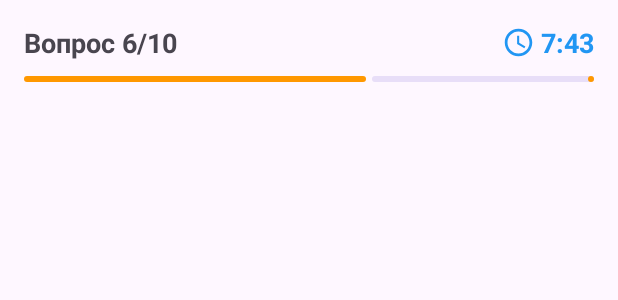
After one commit to EtoZheSandy/QuizFireBase, an Android app: the layout activity_quiz.xml on its own in the app's theme, with its tools: preview values and no code run, on a phone screen of 412 x 824 dp. The commit adds this screen. Shown: the top 300 px of the screen. Run offline under Robolectric (Android 15) with nearby library versions, the phone set to English and light mode, and no system bars.

Commit message:
Добавил RecycleView и начал оформлять карточку вопроса

```diff
--- a/app/src/main/AndroidManifest.xml
+++ b/app/src/main/AndroidManifest.xml
@@ -13,6 +13,9 @@
         android:theme="@style/Theme.QuizFireBase"
         tools:targetApi="31">
         <activity
+            android:name=".quiz.QuizActivity"
+            android:exported="false" />
+        <activity
             android:name=".MainActivity"
             android:exported="true">
             <intent-filter>
--- a/app/src/main/java/su/afk/quizfirebase/MainActivity.kt
+++ b/app/src/main/java/su/afk/quizfirebase/MainActivity.kt
@@ -5,11 +5,13 @@ import androidx.activity.enableEdgeToEdge
 import androidx.appcompat.app.AppCompatActivity
 import androidx.core.view.ViewCompat
 import androidx.core.view.WindowInsetsCompat
+import androidx.recyclerview.widget.LinearLayoutManager
 import su.afk.quizfirebase.databinding.ActivityMainBinding
 
 class MainActivity : AppCompatActivity() {
     lateinit var binding: ActivityMainBinding
     lateinit var quizModelList: MutableList<QuizModel>
+    lateinit var adapter: QuizAdapter
 
     override fun onCreate(savedInstanceState: Bundle?) {
         super.onCreate(savedInstanceState)
@@ -30,6 +32,8 @@ class MainActivity : AppCompatActivity() {
     }
 
     private fun setupRecycleView() {
-        TODO("Not yet implemented")
+        adapter = QuizAdapter(quizModelList)
+        binding.recycleView.layoutManager = LinearLayoutManager(this)
+        binding.recycleView.adapter = adapter
     }
 }
--- /dev/null
+++ b/app/src/main/res/layout/activity_quiz.xml
@@ -0,0 +1,55 @@
+<?xml version="1.0" encoding="utf-8"?>
+<LinearLayout xmlns:android="http://schemas.android.com/apk/res/android"
+    xmlns:app="http://schemas.android.com/apk/res-auto"
+    xmlns:tools="http://schemas.android.com/tools"
+    android:id="@+id/main"
+    android:layout_width="match_parent"
+    android:layout_height="match_parent"
+    android:orientation="vertical"
+    android:padding="16dp"
+    tools:context=".quiz.QuizActivity">
+
+    <RelativeLayout
+        android:layout_width="match_parent"
+        android:layout_height="wrap_content">
+
+        <TextView
+            android:id="@+id/tvQuizIndicator"
+            android:layout_width="match_parent"
+            android:layout_height="wrap_content"
+            tools:text="Вопрос 6/10"
+            android:textSize="18sp"
+            android:textStyle="bold"
+            android:layout_centerVertical="true"/>
+
+        <ImageView
+            android:layout_width="22dp"
+            android:layout_height="22dp"
+            android:src="@drawable/ic_time"
+            app:tint="@color/blue"
+            android:layout_toStartOf="@id/tvQuizTimeTimer"
+            android:layout_marginEnd="4dp"
+            android:layout_centerVertical="true"
+            />
+
+        <TextView
+            android:id="@+id/tvQuizTimeTimer"
+            android:layout_width="wrap_content"
+            android:layout_height="wrap_content"
+            tools:text="7:43"
+            android:textSize="18sp"
+            android:textStyle="bold"
+            android:textColor="@color/blue"
+            android:layout_alignParentEnd="true"
+            android:layout_centerVertical="true"
+            />
+    </RelativeLayout>
+
+    <com.google.android.material.progressindicator.LinearProgressIndicator
+        android:layout_width="wrap_content"
+        android:layout_height="wrap_content"
+        android:layout_marginVertical="10dp"
+        tools:progress="60"
+        android:id="@+id/progressBar"/>
+
+</LinearLayout>
```
Also changed, not shown: app/src/main/java/su/afk/quizfirebase/QuizAdapter.kt (+18 -3 lines), app/src/main/java/su/afk/quizfirebase/quiz/QuizActivity.kt (added, +15 -0 lines).
